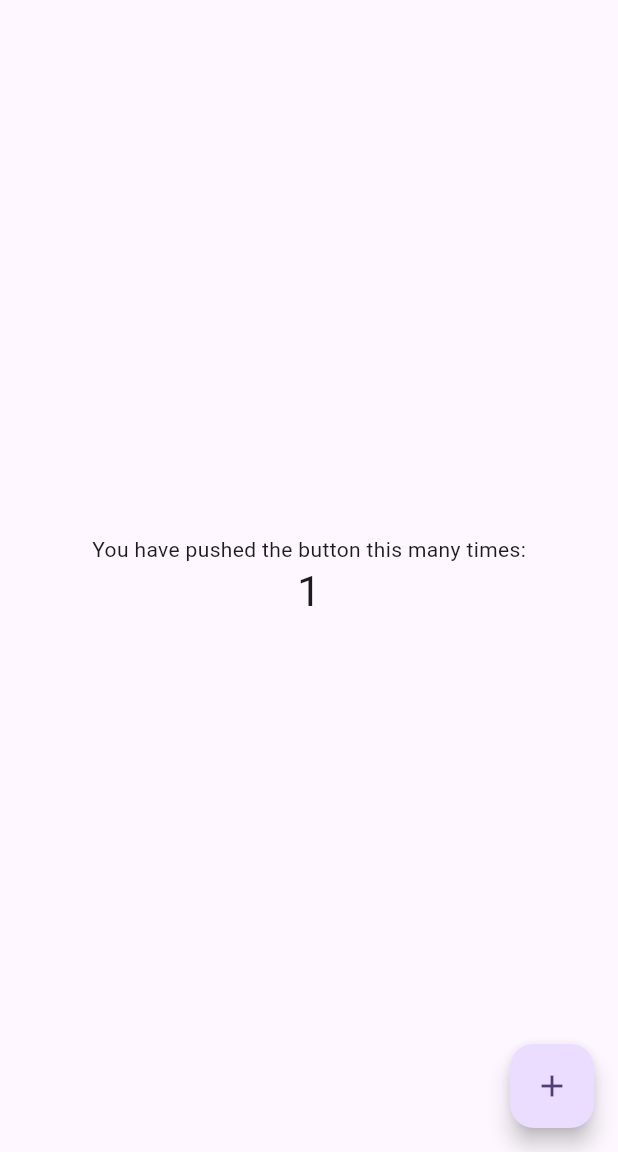
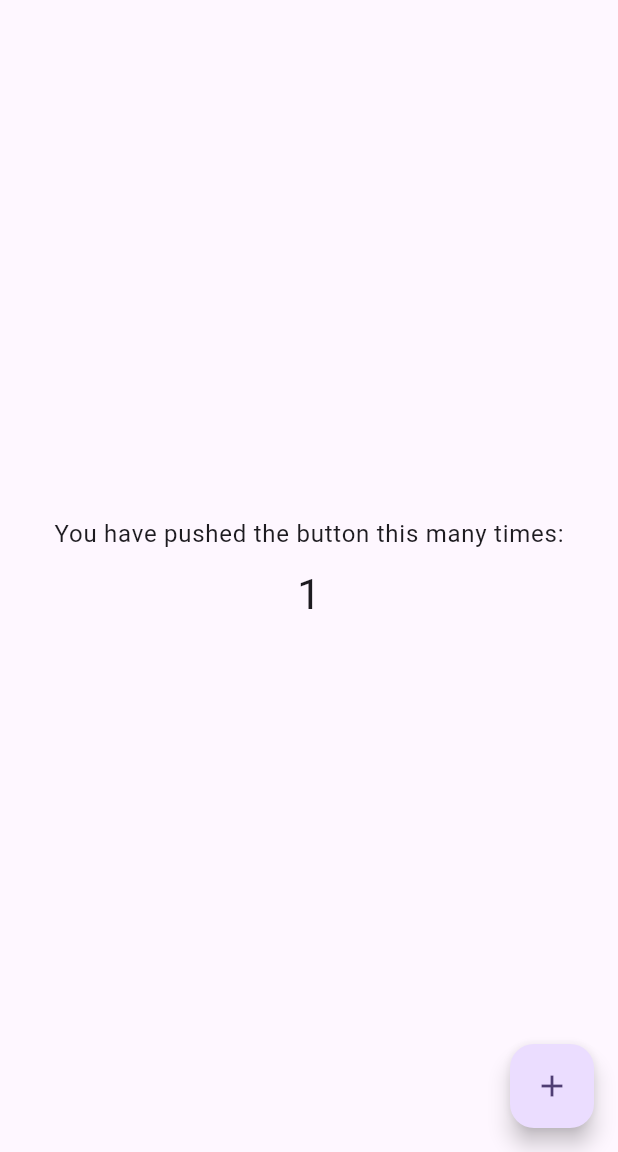
Before and after one commit to fDevsOfficial/fdevs_fitkit, a Flutter app: the screen it shows after launch, after a tap on the "add" icon, on a phone screen of 412 x 824 dp, the part 84-1236 px from its top. Run offline on Flutter 3.47's test engine with Material 3 defaults, Android fonts, the phone set to English and light mode, and no system bars.

```diff
--- a/example/lib/main.dart
+++ b/example/lib/main.dart
@@ -1,4 +1,6 @@
 import 'package:flutter/material.dart';
+
+import 'package:fdevs_fitkit/fdevs_fitkit.dart';
 
 void main() {
   runApp(const MyApp());
@@ -7,46 +9,24 @@ void main() {
 class MyApp extends StatelessWidget {
   const MyApp({super.key});
 
-  // This widget is the root of your application.
   @override
   Widget build(BuildContext context) {
-    return MaterialApp(
-      title: 'Flutter Demo',
-      theme: ThemeData(
-        // This is the theme of your application.
-        //
-        // TRY THIS: Try running your application with "flutter run". You'll see
-        // the application has a purple toolbar. Then, without quitting the app,
-        // try changing the seedColor in the colorScheme below to Colors.green
-        // and then invoke "hot reload" (save your changes or press the "hot
-        // reload" button in a Flutter-supported IDE, or press "r" if you used
-        // the command line to start the app).
-        //
-        // Notice that the counter didn't reset back to zero; the application
-        // state is not lost during the reload. To reset the state, use hot
-        // restart instead.
-        //
-        // This works for code too, not just values: Most code changes can be
-        // tested with just a hot reload.
-        colorScheme: ColorScheme.fromSeed(seedColor: Colors.deepPurple),
-        useMaterial3: true,
+    return FitKit.init(
+      context: context,
+      builder: (context) => MaterialApp(
+        title: 'Flutter Demo',
+        theme: ThemeData(
+          colorScheme: ColorScheme.fromSeed(seedColor: Colors.deepPurple),
+          useMaterial3: true,
+        ),
+        home: const MyHomePage(title: 'Flutter Demo Home Page'),
       ),
-      home: const MyHomePage(title: 'Flutter Demo Home Page'),
     );
   }
 }
 
 class MyHomePage extends StatefulWidget {
   const MyHomePage({super.key, required this.title});
-
-  // This widget is the home page of your application. It is stateful, meaning
-  // that it has a State object (defined below) that contains fields that affect
-  // how it looks.
-
-  // This class is the configuration for the state. It holds the values (in this
-  // case the title) provided by the parent (in this case the App widget) and
-  // used by the build method of the State. Fields in a Widget subclass are
-  // always marked "final".
 
   final String title;
 
@@ -59,59 +39,32 @@ class _MyHomePageState extends State<MyHomePage> {
 
   void _incrementCounter() {
     setState(() {
-      // This call to setState tells the Flutter framework that something has
-      // changed in this State, which causes it to rerun the build method below
-      // so that the display can reflect the updated values. If we changed
-      // _counter without calling setState(), then the build method would not be
-      // called again, and so nothing would appear to happen.
       _counter++;
     });
   }
 
   @override
   Widget build(BuildContext context) {
-    // This method is rerun every time setState is called, for instance as done
-    // by the _incrementCounter method above.
-    //
-    // The Flutter framework has been optimized to make rerunning build methods
-    // fast, so that you can just rebuild anything that needs updating rather
-    // than having to individually change instances of widgets.
+    print(16.sp);
     return Scaffold(
       appBar: AppBar(
-        // TRY THIS: Try changing the color here to a specific color (to
-        // Colors.amber, perhaps?) and trigger a hot reload to see the AppBar
-        // change color while the other colors stay the same.
         backgroundColor: Theme.of(context).colorScheme.inversePrimary,
-        // Here we take the value from the MyHomePage object that was created by
-        // the App.build method, and use it to set our appbar title.
         title: Text(widget.title),
       ),
       body: Center(
-        // Center is a layout widget. It takes a single child and positions it
-        // in the middle of the parent.
         child: Column(
-          // Column is also a layout widget. It takes a list of children and
-          // arranges them vertically. By default, it sizes itself to fit its
-          // children horizontally, and tries to be as tall as its parent.
-          //
-          // Column has various properties to control how it sizes itself and
-          // how it positions its children. Here we use mainAxisAlignment to
-          // center the children vertically; the main axis here is the vertical
-          // axis because Columns are vertical (the cross axis would be
-          // horizontal).
-          //
-          // TRY THIS: Invoke "debug painting" (choose the "Toggle Debug Paint"
-          // action in the IDE, or press "p" in the console), to see the
-          // wireframe for each widget.
           mainAxisAlignment: MainAxisAlignment.center,
           children: <Widget>[
-            const Text(
+            Text(
               'You have pushed the button this many times:',
+              style: Theme.of(context).textTheme.bodyLarge?.copyWith(
+                    fontSize: 16,
+                  ),
             ),
             Text(
               '$_counter',
               style: Theme.of(context).textTheme.headlineMedium,
-            ),
+            ).paddingAll(10),
           ],
         ),
       ),
@@ -119,7 +72,7 @@ class _MyHomePageState extends State<MyHomePage> {
         onPressed: _incrementCounter,
         tooltip: 'Increment',
         child: const Icon(Icons.add),
-      ), // This trailing comma makes auto-formatting nicer for build methods.
+      ),
     );
   }
 }
--- a/lib/src/rendering/fitkit.dart
+++ b/lib/src/rendering/fitkit.dart
@@ -1,45 +1,42 @@
-// ignore_for_file: unused_element
-
-import 'dart:ui';
 import 'package:flutter/widgets.dart';
 
+part '../extensions/number_extensions.dart';
 part '../extensions/widget_extensions.dart';
-part '../extensions/number_extensions.dart';
-
-late MediaQueryData _mediaQueryData;
-
-late Size _designSize;
 
 class FitKit {
+  /// Singleton Instance
   FitKit._();
+  static FitKit? _instance;
+  static FitKit get instance => _instance ??= FitKit._();
 
+  /// Toolkit initializer
   static Widget init({
-    /// This [view] takes the Device Screen Size from The Current Platform
-    FlutterView? view,
-
-    /// This [context] takes the Device Screen Size from The Current Viewport
-
-    BuildContext? context,
-
-    /// Takes Material or Cupertino App
-    required Widget child,
-
-    /// This [designSize] takes the Design Screen Size from base design (i.e: Figma, Sketch, etc)
+    required BuildContext context,
+    required WidgetBuilder builder,
     Size designSize = const Size(375, 812),
   }) {
-    // Throw error if both context and view are null
-    assert(
-      context != null || view != null,
-      'Either context or view must be provided, but not both.',
-    );
+    final _mq = MediaQuery.of(context);
+    instance._calculateValues(_mq, designSize);
+    return builder(context);
+  }
 
-    /// Initialize MediaQueryData
-    _mediaQueryData = context != null
-        ? MediaQuery.of(context)
-        : MediaQueryData.fromView(view!);
-    _designSize = designSize;
+  /// Required Value Provider
+  void _calculateValues(MediaQueryData mq, Size designSize) {
+    _heightScaleRatio = mq.size.height / designSize.height;
+    _widthScaleRatio = mq.size.width / designSize.width;
 
-    /// Finally return the child
-    return child;
+    _scaleFactor = (mq.size.width + mq.size.height) /
+        (designSize.width + designSize.height);
+
+    screenSize = mq.size;
   }
+
+  Size? screenSize;
+  double _heightScaleRatio = 0;
+  double _widthScaleRatio = 0;
+  double _scaleFactor = 0;
+
+  double get heightScaleRatio => _heightScaleRatio;
+  double get widthScaleRatio => _widthScaleRatio;
+  double get scaleFactor => _scaleFactor;
 }
```
Also changed, not shown: lib/src/extensions/number_extensions.dart (+13 -10 lines), lib/src/extensions/widget_extensions.dart (+82 -83 lines).
